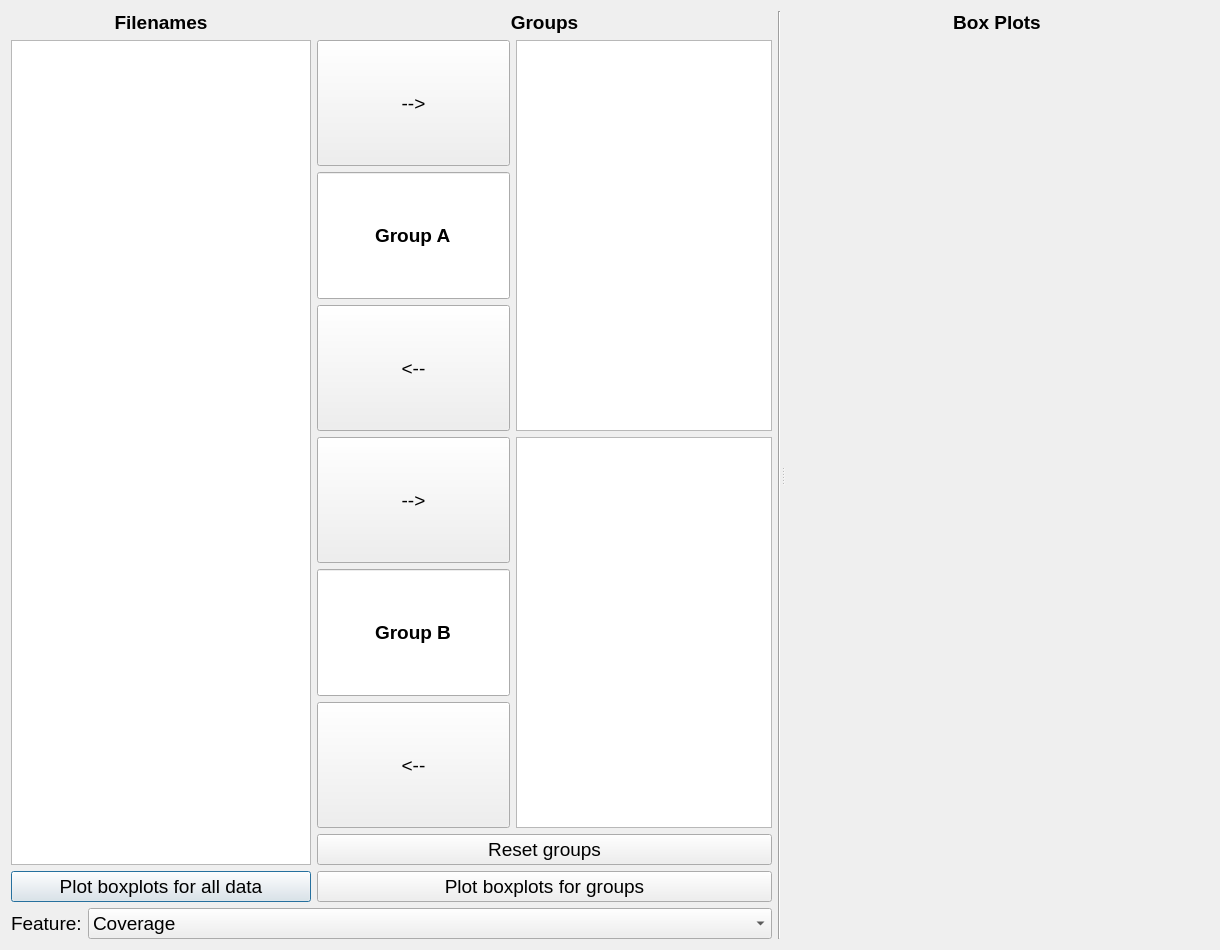
Qt form src/main/resources/base/VisualizationWindow.ui (eeg-comet/eeg-comet) before a commit.
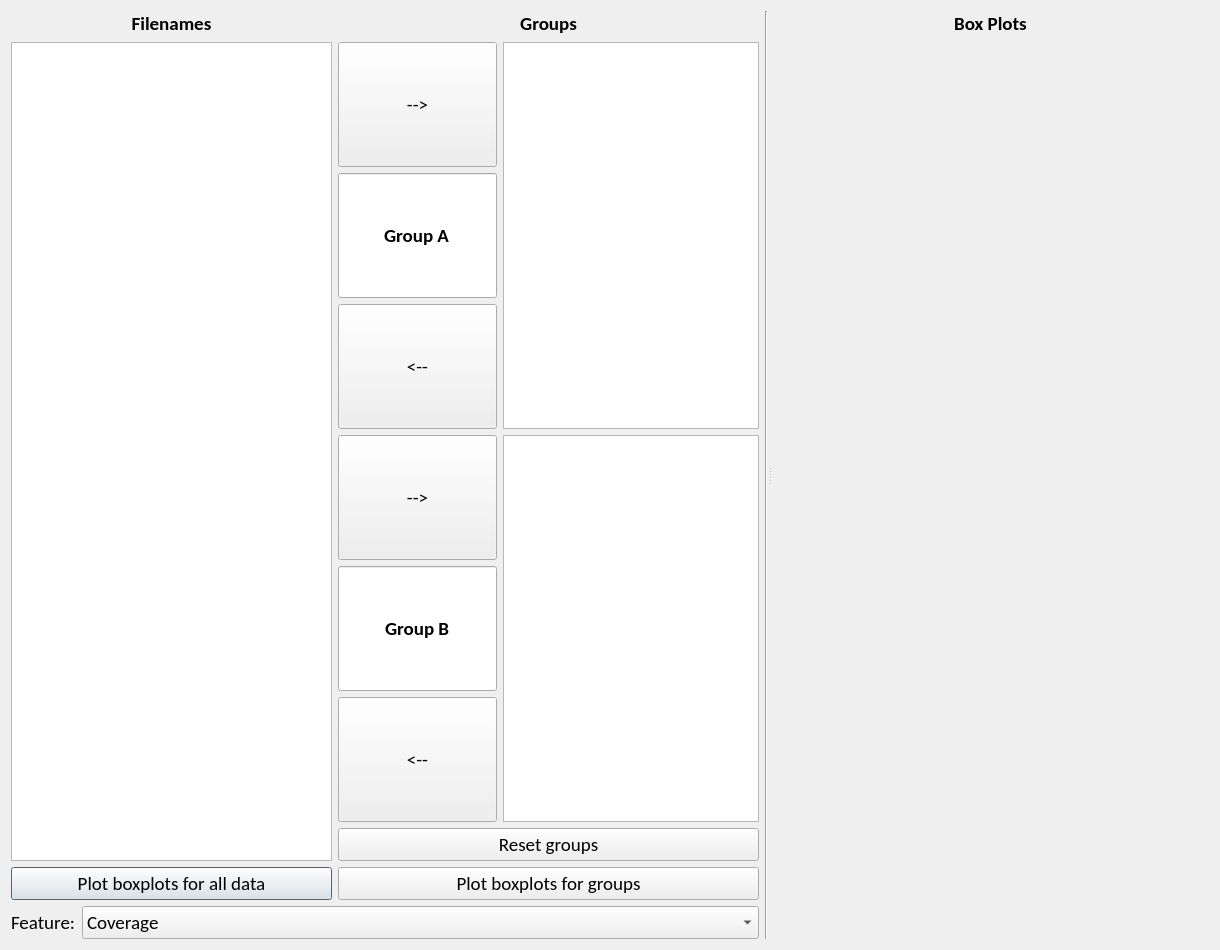
The same form after that commit. Custom widgets are drawn as their Qt base class.

Diff of the .ui file:
```diff
--- a/src/main/resources/base/VisualizationWindow.ui
+++ b/src/main/resources/base/VisualizationWindow.ui
@@ -10,16 +10,32 @@
     <height>950</height>
    </rect>
   </property>
+  <property name="font">
+   <font>
+    <family>Calibri</family>
+    <pointsize>14</pointsize>
+   </font>
+  </property>
   <property name="windowTitle">
    <string>Dialog</string>
   </property>
   <layout class="QGridLayout" name="gridLayout">
    <item row="0" column="0">
     <widget class="QSplitter" name="splitter">
+     <property name="font">
+      <font>
+       <pointsize>14</pointsize>
+      </font>
+     </property>
      <property name="orientation">
       <enum>Qt::Horizontal</enum>
      </property>
      <widget class="QWidget" name="gridLayoutWidget">
+      <property name="font">
+       <font>
+        <pointsize>14</pointsize>
+       </font>
+      </property>
       <layout class="QGridLayout" name="gridLayout_3">
        <item row="3" column="0" colspan="2">
         <layout class="QHBoxLayout" name="horizontalLayout">
@@ -368,6 +384,11 @@
        </item>
        <item row="0" column="2" rowspan="4">
         <widget class="Line" name="line">
+         <property name="font">
+          <font>
+           <pointsize>14</pointsize>
+          </font>
+         </property>
          <property name="orientation">
           <enum>Qt::Vertical</enum>
          </property>
@@ -376,6 +397,11 @@
       </layout>
      </widget>
      <widget class="QWidget" name="verticalLayoutWidget">
+      <property name="font">
+       <font>
+        <pointsize>14</pointsize>
+       </font>
+      </property>
       <layout class="QVBoxLayout" name="verticalLayout_4">
        <item>
         <widget class="QLabel" name="boxplots_label">
```
